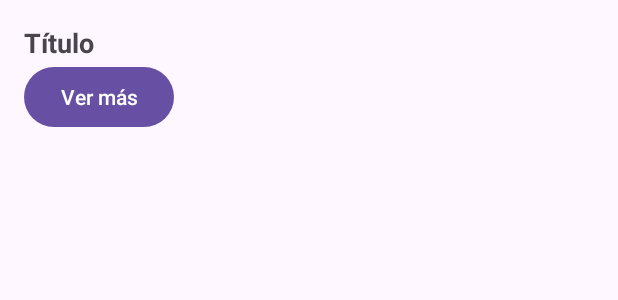
After one commit to AnthonyReyes19/Grupo9_ProyectoBibliotecaInfantilMisPrimerosLibros, an Android app: the layout activity_item_cuento.xml on its own in the app's theme, with its tools: preview values and no code run, on a phone screen of 412 x 824 dp. The commit adds this screen. Shown: the top 300 px of the screen. Run offline under Robolectric (Android 15) with nearby library versions, the phone set to English and light mode, and no system bars.

Commit message:
anadido8

```diff
--- /dev/null
+++ b/app/src/main/res/layout/activity_item_cuento.xml
@@ -0,0 +1,21 @@
+<?xml version="1.0" encoding="utf-8"?>
+<LinearLayout xmlns:android="http://schemas.android.com/apk/res/android"
+    android:layout_width="match_parent"
+    android:layout_height="wrap_content"
+    android:orientation="vertical"
+    android:padding="16dp">
+
+    <TextView
+        android:id="@+id/txtTitulo"
+        android:layout_width="wrap_content"
+        android:layout_height="wrap_content"
+        android:text="Título"
+        android:textSize="18sp"
+        android:textStyle="bold" />
+
+    <Button
+        android:id="@+id/btnVer"
+        android:layout_width="wrap_content"
+        android:layout_height="wrap_content"
+        android:text="Ver más" />
+</LinearLayout>
--- a/app/src/main/res/layout/activity_login_principal_modulo_reyes.xml
+++ b/app/src/main/res/layout/activity_login_principal_modulo_reyes.xml
@@ -94,6 +94,7 @@
             android:id="@+id/btnCuento"
             android:layout_width="match_parent"
             android:layout_height="wrap_content"
+            android:onClick="verCuento"
             android:text="Ver Cuentos" />
 
         <Button
```
Also changed, not shown: app/src/main/AndroidManifest.xml (+12 -0 lines), app/src/main/java/ModuloActividadesyJuegos/Cuento.java (added, +20 -0 lines), app/src/main/java/ModuloActividadesyJuegos/CuentoAdapter.java (added, +78 -0 lines), app/src/main/java/ModuloActividadesyJuegos/VerCuento.java (added, +52 -0 lines), app/src/main/java/ModuloActividadesyJuegos/verCuento.java (deleted, +0 -26 lines), app/src/main/java/com/example/grupo9_proyectobibliotecainfantilmisprimeroslibros/loginPrincipalModuloReyes.java (+7 -0 lines), app/src/main/res/layout/activity_ver_cuento.xml (+7 -1 lines), app/src/main/res/layout/activity_ver_cuento_uno_paginados.xml (+1 -1 lines), app/src/main/res/layout/activity_ver_cuento_uno_paginauno.xml (+2 -2 lines).
